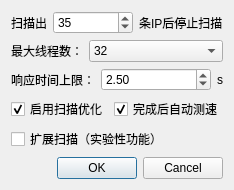
Old version of the form dlgScan.ui in the repository GoodCoder666/GoogleTranslate_IPFinder.
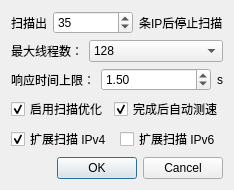
New version of the form.

```diff
--- a/dlgScan.ui
+++ b/dlgScan.ui
@@ -69,7 +69,7 @@
         </sizepolicy>
        </property>
        <property name="currentIndex">
-        <number>5</number>
+        <number>7</number>
        </property>
        <item>
         <property name="text">
@@ -147,7 +147,7 @@
         <double>0.500000000000000</double>
        </property>
        <property name="value">
-        <double>2.500000000000000</double>
+        <double>1.500000000000000</double>
        </property>
       </widget>
      </item>
@@ -185,14 +185,31 @@
     </layout>
    </item>
    <item>
-    <widget class="QCheckBox" name="chkBox_extendScan">
+    <layout class="QHBoxLayout" name="extendScanLayout">
+     <item>
+      <widget class="QCheckBox" name="chkBox_extend4">
      <property name="toolTip">
       <string>扩大扫描范围，会扫描IPv6。建议在普通扫描结果较少或无结果时使用。</string>
      </property>
      <property name="text">
-      <string>扩展扫描（实验性功能）</string>
-     </property>
-    </widget>
+        <string>扩展扫描 IPv4</string>
+       </property>
+       <property name="checked">
+        <bool>true</bool>
+       </property>
+      </widget>
+     </item>
+     <item>
+      <widget class="QCheckBox" name="chkBox_extend6">
+       <property name="toolTip">
+        <string>扩大扫描范围，增加 IPv6 支持。</string>
+       </property>
+       <property name="text">
+        <string>扩展扫描 IPv6</string>
+       </property>
+      </widget>
+     </item>
+    </layout>
    </item>
    <item>
     <widget class="QDialogButtonBox" name="buttonBox">
```
Left out of the diff: 2 changed lines with no effect on the pictures. Lines whose indentation alone changed are shown as unchanged.
